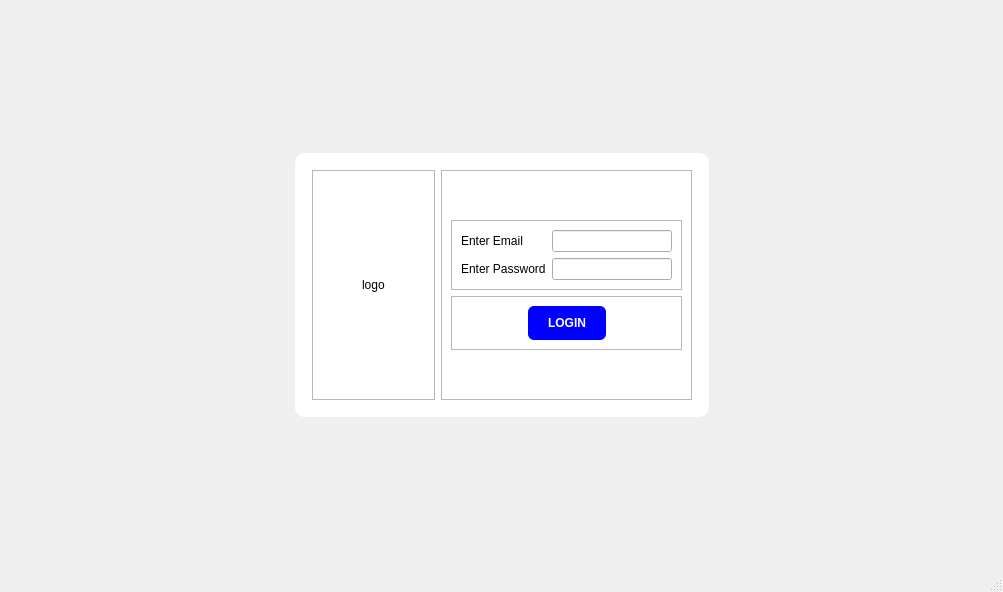
This is newLogin.ui in Jeffrey-Ragland/pyqt5IOCL as Qt 5 draws it before an edit. The edited form follows.
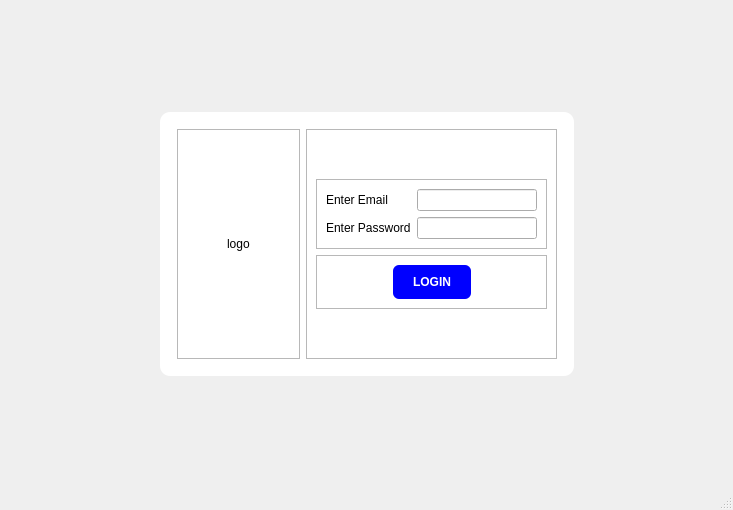
This is the edited form.

What changed in the file:
```diff
--- a/newLogin.ui
+++ b/newLogin.ui
@@ -6,8 +6,8 @@
    <rect>
     <x>0</x>
     <y>0</y>
-    <width>1003</width>
-    <height>592</height>
+    <width>733</width>
+    <height>510</height>
    </rect>
   </property>
   <property name="windowTitle">
```
Left out of the diff: 2 changed lines with no effect on the pictures.
